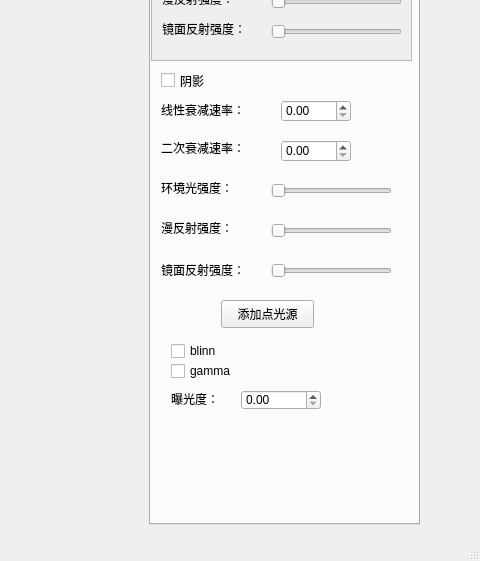
mumu-sild/RenderLite, file RenderLite/mainwindow.ui: the form before one commit; both pictures show x 361 to 841 and y 259 to 820 of the 841 by 820 pixel window.
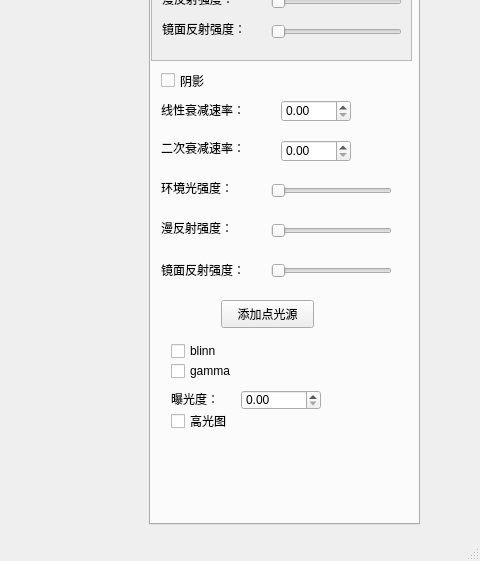
The form after the commit.

The edit to the form file:
```diff
--- a/RenderLite/mainwindow.ui
+++ b/RenderLite/mainwindow.ui
@@ -1197,7 +1197,7 @@
         <x>-10</x>
         <y>270</y>
         <width>261</width>
-        <height>381</height>
+        <height>441</height>
        </rect>
       </property>
       <widget class="QPushButton" name="light_addpointolite_pushbutton">
@@ -1425,6 +1425,19 @@
         <string>曝光度：</string>
        </property>
       </widget>
+      <widget class="QCheckBox" name="HDR">
+       <property name="geometry">
+        <rect>
+         <x>30</x>
+         <y>350</y>
+         <width>105</width>
+         <height>22</height>
+        </rect>
+       </property>
+       <property name="text">
+        <string>高光图</string>
+       </property>
+      </widget>
      </widget>
     </widget>
    </widget>
```
